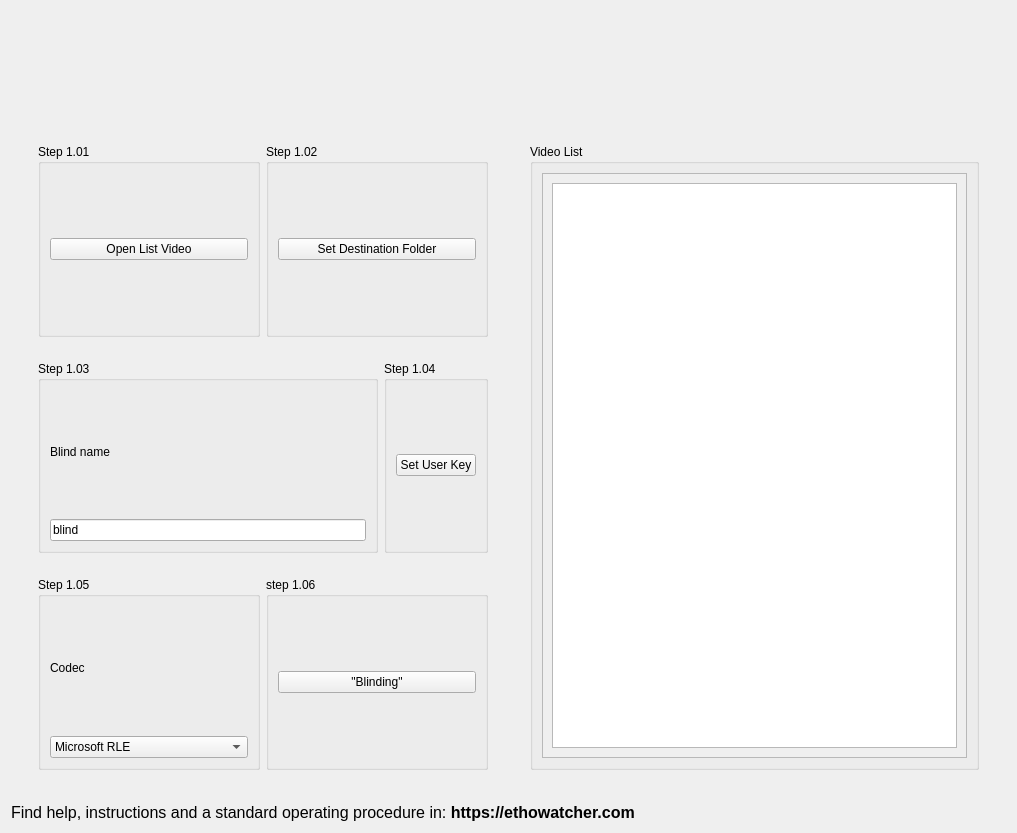
The window that src/telablind.ui (EthoWatcher/ethowatcher) describes before a commit, drawn with Qt 5.
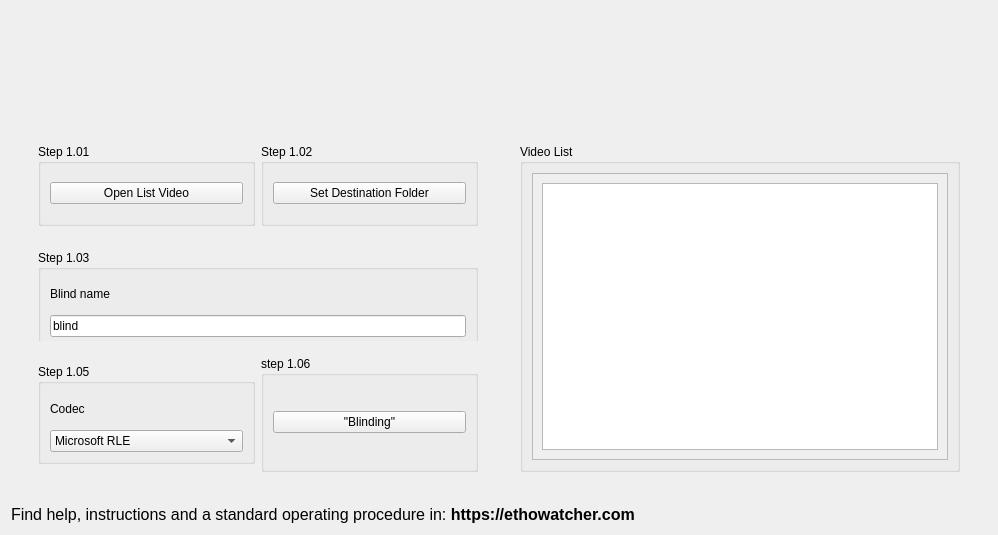
The same window after the commit. Icons and pictures are not drawn.

Commit message: Removendo o botão que adicionada um arquivo do usuario como chave.

The edit to the form file:
```diff
--- a/src/telablind.ui
+++ b/src/telablind.ui
@@ -6,8 +6,8 @@
    <rect>
     <x>0</x>
     <y>0</y>
-    <width>1017</width>
-    <height>833</height>
+    <width>998</width>
+    <height>535</height>
    </rect>
   </property>
   <property name="windowTitle">
@@ -47,9 +47,21 @@
         <layout class="QVBoxLayout" name="verticalLayout_8">
          <item>
           <widget class="QWidget" name="widget" native="true">
+           <property name="maximumSize">
+            <size>
+             <width>16777215</width>
+             <height>100</height>
+            </size>
+           </property>
            <layout class="QHBoxLayout" name="horizontalLayout_4">
             <item>
              <widget class="QGroupBox" name="groupBox">
+              <property name="maximumSize">
+               <size>
+                <width>16777215</width>
+                <height>100</height>
+               </size>
+              </property>
               <property name="title">
                <string>Step 1.01</string>
               </property>
@@ -66,6 +78,12 @@
             </item>
             <item>
              <widget class="QGroupBox" name="groupBox_2">
+              <property name="maximumSize">
+               <size>
+                <width>16777215</width>
+                <height>100</height>
+               </size>
+              </property>
               <property name="title">
                <string>Step 1.02</string>
               </property>
@@ -85,6 +103,12 @@
          </item>
          <item>
           <widget class="QWidget" name="widget_2" native="true">
+           <property name="maximumSize">
+            <size>
+             <width>16777215</width>
+             <height>100</height>
+            </size>
+           </property>
            <layout class="QHBoxLayout" name="horizontalLayout_5">
             <item>
              <widget class="QGroupBox" name="groupBox_5">
@@ -94,12 +118,24 @@
                 <height>100</height>
                </size>
               </property>
+              <property name="maximumSize">
+               <size>
+                <width>16777215</width>
+                <height>100</height>
+               </size>
+              </property>
               <property name="title">
                <string>Step 1.03</string>
               </property>
               <layout class="QVBoxLayout" name="verticalLayout_6">
                <item>
                 <widget class="QLabel" name="label_2">
+                 <property name="maximumSize">
+                  <size>
+                   <width>16777215</width>
+                   <height>30</height>
+                  </size>
+                 </property>
                  <property name="text">
                   <string>Blind name</string>
                  </property>
@@ -115,22 +151,6 @@
               </layout>
              </widget>
             </item>
-            <item>
-             <widget class="QGroupBox" name="groupBox_7">
-              <property name="title">
-               <string>Step 1.04</string>
-              </property>
-              <layout class="QHBoxLayout" name="horizontalLayout">
-               <item>
-                <widget class="QPushButton" name="pbSetUserKey">
-                 <property name="text">
-                  <string>Set User Key</string>
-                 </property>
-                </widget>
-               </item>
-              </layout>
-             </widget>
-            </item>
            </layout>
           </widget>
          </item>
@@ -139,12 +159,24 @@
            <layout class="QHBoxLayout" name="horizontalLayout_6">
             <item>
              <widget class="QGroupBox" name="groupBox_10">
+              <property name="maximumSize">
+               <size>
+                <width>16777215</width>
+                <height>100</height>
+               </size>
+              </property>
               <property name="title">
                <string>Step 1.05</string>
               </property>
               <layout class="QVBoxLayout" name="verticalLayout_7">
                <item>
                 <widget class="QLabel" name="label_26">
+                 <property name="maximumSize">
+                  <size>
+                   <width>16777215</width>
+                   <height>50</height>
+                  </size>
+                 </property>
                  <property name="text">
                   <string>Codec</string>
                  </property>
@@ -250,8 +282,8 @@
                     <rect>
                      <x>0</x>
                      <y>0</y>
-                     <width>429</width>
-                     <height>544</height>
+                     <width>420</width>
+                     <height>246</height>
                     </rect>
                    </property>
                    <layout class="QVBoxLayout" name="verticalLayout_5">
```
Left out of the diff: 4 changed lines with no effect on the pictures.
